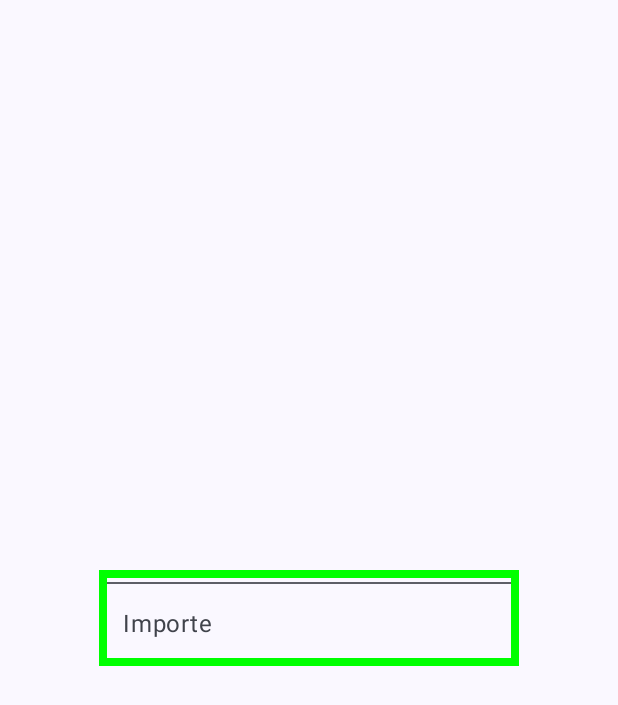
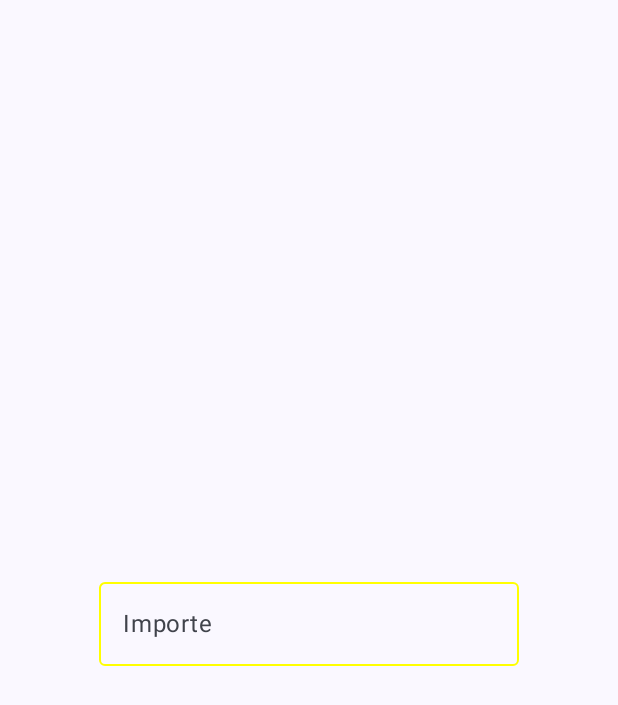
Before and after one commit to loscarpab/actividades1-5, an Android app built with Jetpack Compose: the composable Actividad5 called with empty values, on a phone screen of 412 x 824 dp. Shown: the top 705 px of the screen. Run offline under Robolectric (Android 15) with nearby library versions, the phone set to English and light mode, and no system bars.

Commit message:
Todo hecho

```diff
--- a/app/src/main/java/com/ccormor392/actividades1_5/screens/Actividades_1_5.kt
+++ b/app/src/main/java/com/ccormor392/actividades1_5/screens/Actividades_1_5.kt
@@ -1,6 +1,5 @@
 package com.ccormor392.actividades1_5.screens
 
-import androidx.compose.foundation.border
 import androidx.compose.foundation.focusable
 import androidx.compose.foundation.layout.Arrangement
 import androidx.compose.foundation.layout.Box
@@ -16,6 +15,7 @@ import androidx.compose.material3.LinearProgressIndicator
 import androidx.compose.material3.OutlinedTextField
 import androidx.compose.material3.Text
 import androidx.compose.material3.TextField
+import androidx.compose.material3.TextFieldDefaults
 import androidx.compose.runtime.Composable
 import androidx.compose.runtime.getValue
 import androidx.compose.runtime.mutableStateOf
@@ -23,7 +23,6 @@ import androidx.compose.runtime.saveable.rememberSaveable
 import androidx.compose.runtime.setValue
 import androidx.compose.ui.Alignment
 import androidx.compose.ui.Modifier
-import androidx.compose.ui.focus.onFocusChanged
 import androidx.compose.ui.graphics.Color
 import androidx.compose.ui.tooling.preview.Preview
 import androidx.compose.ui.unit.dp
@@ -188,32 +187,40 @@ A nivel funcional no permitas que se introduzcan caracteres que invaliden un nú
 @Composable
 fun PreviewActividad5(){
     var importe by rememberSaveable{ mutableStateOf("")}
-    Actividad5(importe, onValueChange = { NewValue ->
-        var texto = NewValue
-        if (texto.contains(","))
-            texto = NewValue.replace(',', '.')
-        if (texto.count{ c -> c == '.'} <= 1 && texto.isDigitsOnly())
-            importe = texto
-    })
+    Actividad5(importe, onValueChange = { NewValue -> importe = corregirTexto(NewValue, importe) })
 }
 
 @OptIn(ExperimentalMaterial3Api::class)
 @Composable
 fun Actividad5(value: String,
               onValueChange: (String) -> Unit) {
-
-    var color by rememberSaveable{ mutableStateOf(Color.Green)}
-
     Box(contentAlignment = Alignment.Center, modifier = Modifier.fillMaxSize()){
         OutlinedTextField(
             value = value,
             onValueChange = { onValueChange(it) },
             modifier = Modifier
                 .padding(15.dp)
-                .border(5.dp, color)
-                .onFocusChanged { color = if (it.isFocused) Color.Green else Color.Red }
                 .focusable(true),
-            label = { Text(text = "Importe") }
+            label = { Text(text = "Importe") },
+            colors = TextFieldDefaults.outlinedTextFieldColors(
+                focusedBorderColor = Color.Black,
+                unfocusedBorderColor = Color.Yellow
+            )
         )
     }
 }
+
+/**
+ * Esta funcion sirve para formatear NewValue para que solo admita un '.' y numeros
+ * @param OldValue es el String que teniamos antes de agregarle el nuevo caracter
+ * @param NewValue es OldValue pero con el nuevo caracter
+ * @return si el nuevo caracter añadido en NewValue es valido returna NewValue si no es correcto retorna OldValue
+ */
+fun corregirTexto(NewValue:String, OldValue:String):String{
+    var texto = NewValue
+    if (texto.contains(","))
+        texto = NewValue.replace(',', '.')
+    if (texto.count{ c -> c == '.'} <= 1 && texto.replace(".", "").isDigitsOnly())
+        return texto
+    return OldValue
+}
```
